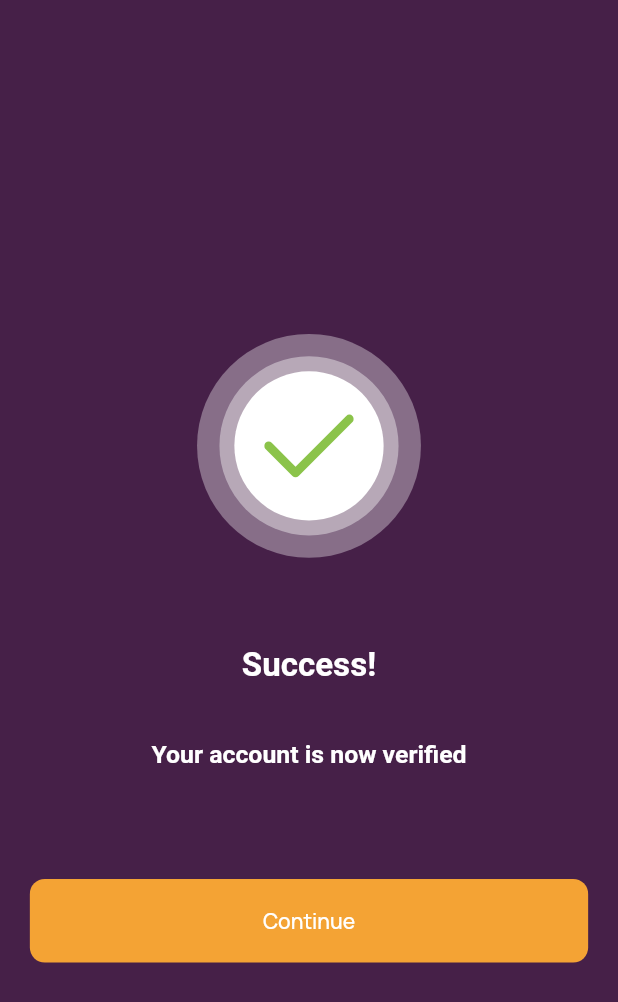
After one commit to Oshinowo/quikpay, a Flutter app: the AccountVerificationSuccessScreen screen opened by its route, on a phone screen of 412 x 824 dp. The commit adds this screen. Shown: the top 1002 px of the screen. Run offline on Flutter 3.47's test engine with Material 2 defaults, Android fonts, the phone set to English and light mode, and no system bars; our stand-ins replace flutter_screenutil, flutter_svg, font_awesome_flutter, google_fonts, introduction_screen, shared_preferences; accounts and stored records are empty.

Commit message:
account verification success screen added

```diff
--- a/lib/main.dart
+++ b/lib/main.dart
@@ -4,6 +4,7 @@ import 'package:google_fonts/google_fonts.dart';
 import 'package:quikpay/screens/verify_account/account_confirmation_screen.dart';
 import 'package:quikpay/screens/dashboard/dashboard_screen.dart';
 import 'package:quikpay/screens/onboarding/onboarding_screen.dart';
+import 'package:quikpay/screens/verify_account/success_screen.dart';
 import 'package:quikpay/screens/verify_account/verify_account_screen.dart';
 import 'package:shared_preferences/shared_preferences.dart';
 import 'package:quikpay/config/palette.dart';
@@ -56,6 +57,8 @@ class Quikpay extends StatelessWidget {
           VerifyAccount.id: (context) => const VerifyAccount(),
           AccountConfirmationScreen.id: (context) =>
               const AccountConfirmationScreen(),
+          AccountVerificationSuccessScreen.id: (context) =>
+              const AccountVerificationSuccessScreen(),
         },
       ),
     );
--- a/lib/screens/verify_account/account_confirmation_screen.dart
+++ b/lib/screens/verify_account/account_confirmation_screen.dart
@@ -4,6 +4,7 @@ import 'package:quikpay/components/custom_button.dart';
 import 'package:quikpay/components/heading_title_description.dart';
 import 'package:quikpay/components/heading_title_with_back_icon.dart';
 import 'package:quikpay/constants/app_constants.dart';
+import 'package:quikpay/screens/verify_account/success_screen.dart';
 
 class AccountConfirmationScreen extends StatelessWidget {
   const AccountConfirmationScreen({Key? key}) : super(key: key);
@@ -29,6 +30,7 @@ class AccountConfirmationScreen extends StatelessWidget {
                   horizontal: kDefaultPadding.w,
                 ),
                 child: Column(
+                  mainAxisAlignment: MainAxisAlignment.center,
                   crossAxisAlignment: CrossAxisAlignment.stretch,
                   children: [
                     SizedBox(
@@ -165,7 +167,9 @@ class AccountConfirmationScreen extends StatelessWidget {
                     CustomButton(
                       label: 'This is me',
                       buttonBackgroundColor: kPrimaryColour,
-                      pressed: () {},
+                      pressed: () => Navigator.of(context).pushNamed(
+                        AccountVerificationSuccessScreen.id,
+                      ),
                     ),
                     SizedBox(
                       height: kDefaultPadding.h,
--- /dev/null
+++ b/lib/screens/verify_account/success_screen.dart
@@ -0,0 +1,109 @@
+import 'package:flutter/material.dart';
+import 'package:flutter/widgets.dart';
+import 'package:flutter_screenutil/flutter_screenutil.dart';
+import 'package:flutter_svg/flutter_svg.dart';
+import 'package:quikpay/components/custom_button.dart';
+import 'package:quikpay/config/palette.dart';
+import 'package:quikpay/constants/app_constants.dart';
+
+class AccountVerificationSuccessScreen extends StatelessWidget {
+  const AccountVerificationSuccessScreen({Key? key}) : super(key: key);
+  static const String id = 'success screen';
+
+  @override
+  Widget build(BuildContext context) {
+    // Size size = MediaQuery.of(context).size;
+    return Scaffold(
+      backgroundColor: Palette.kCustomColour.shade400,
+      body: Padding(
+        padding: EdgeInsets.all(
+          kDefaultPadding.w,
+        ),
+        child: Column(
+          crossAxisAlignment: CrossAxisAlignment.stretch,
+          mainAxisAlignment: MainAxisAlignment.center,
+          children: [
+            Stack(
+              alignment: Alignment.center,
+              children: [
+                Positioned(
+                  child: Container(
+                    width: 120.w,
+                    height: 220.h,
+                    decoration: BoxDecoration(
+                      color: Colors.white.withOpacity(
+                        0.4,
+                      ),
+                      shape: BoxShape.circle,
+                    ),
+                  ),
+                ),
+                Positioned(
+                  child: Container(
+                    width: 150.w,
+                    height: 250.h,
+                    decoration: BoxDecoration(
+                      color: Colors.white.withOpacity(
+                        0.35,
+                      ),
+                      shape: BoxShape.circle,
+                    ),
+                  ),
+                ),
+                Container(
+                  padding: EdgeInsets.all(
+                    kDefaultPadding.w,
+                  ),
+                  width: 100.w,
+                  height: 200.h,
+                  child: SvgPicture.asset(
+                    'assets/icons/check.svg',
+                    width: kDefaultPadding.w,
+                    height: kDefaultPadding.h,
+                    color: Colors.lightGreen,
+                  ),
+                  decoration: const BoxDecoration(
+                    color: Colors.white,
+                    shape: BoxShape.circle,
+                  ),
+                ),
+              ],
+            ),
+            SizedBox(
+              height: kDefaultPadding.h,
+            ),
+            Text(
+              'Success!',
+              textAlign: TextAlign.center,
+              style: TextStyle(
+                fontSize: 24.0.sp,
+                fontWeight: FontWeight.w700,
+                color: Colors.white,
+              ),
+            ),
+            SizedBox(
+              height: kDefaultPadding.h * 2,
+            ),
+            Text(
+              'Your account is now verified',
+              textAlign: TextAlign.center,
+              style: TextStyle(
+                fontSize: 18.0.sp,
+                fontWeight: FontWeight.w600,
+                color: Colors.white,
+              ),
+            ),
+            SizedBox(
+              height: kDefaultPadding.h * 4,
+            ),
+            CustomButton(
+              label: 'Continue',
+              buttonBackgroundColor: kSecondaryColour,
+              pressed: () {},
+            ),
+          ],
+        ),
+      ),
+    );
+  }
+}
```
Also changed, not shown: assets/icons/check.svg (added).
